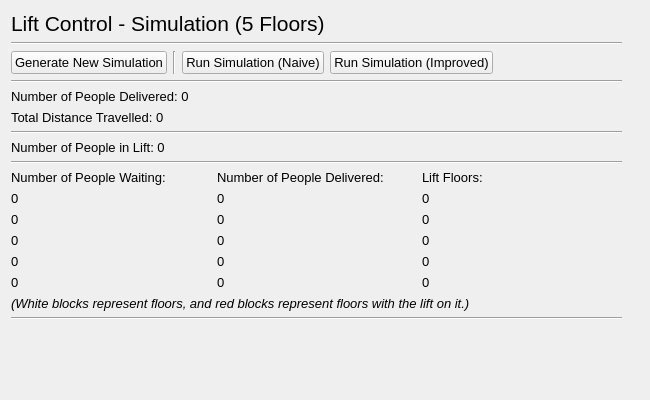
First picture: the form in sim_5_floors.ui, repository IsaacCheng9/lift-control-simulation, before the edit.
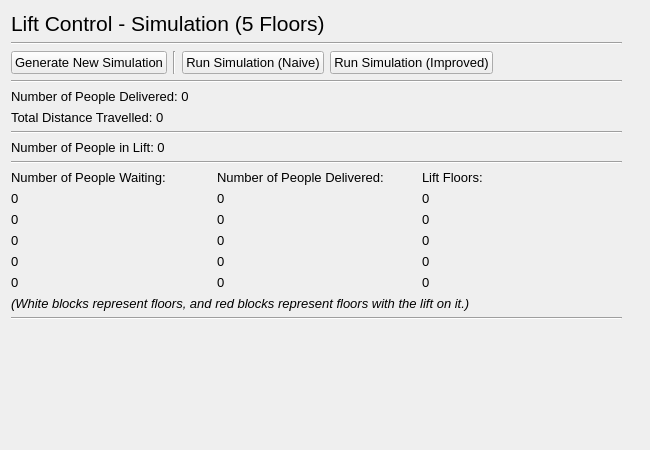
Second picture: the form after the edit.

Commit message: Fix windows being too short

Diff of the .ui file:
```diff
--- a/sim_5_floors.ui
+++ b/sim_5_floors.ui
@@ -7,7 +7,7 @@
     <x>0</x>
     <y>0</y>
     <width>650</width>
-    <height>400</height>
+    <height>450</height>
    </rect>
   </property>
   <property name="font">
```
The commit also changes 7 other files.
